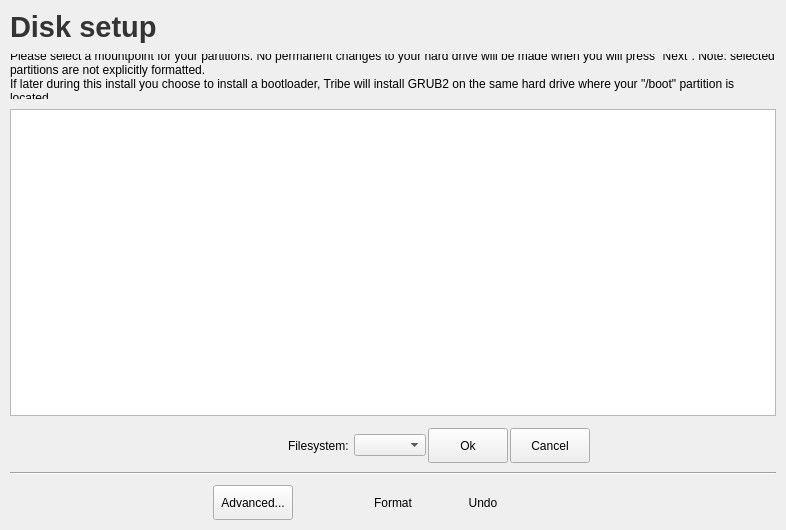
Qt form ui/pages/partition.ui (KdeOs/Tribe) before a commit.
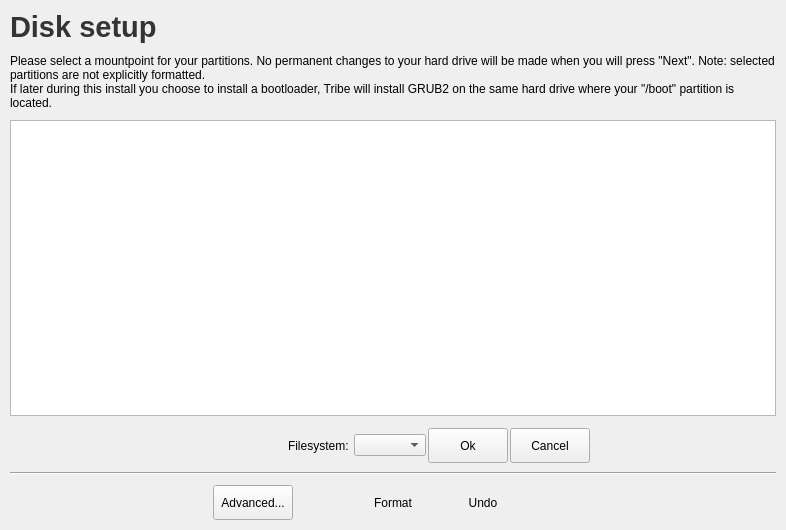
The same form after that commit. Custom widgets are drawn as their Qt base class.

Commit message: adjust main window size, remove shade from buttons, enlarge some widget windows

```diff
--- a/ui/pages/partition.ui
+++ b/ui/pages/partition.ui
@@ -51,12 +51,12 @@
      <property name="maximumSize">
       <size>
        <width>16777215</width>
-       <height>45</height>
+       <height>60</height>
       </size>
      </property>
      <property name="text">
       <string>Please select a mountpoint for your partitions. No permanent changes to your hard drive will be made when you will press &quot;Next&quot;. Note: selected partitions are not explicitly formatted.
-If later during this install you choose to install a bootloader, Tribe will install GRUB2 on the same hard drive where your &quot;/boot&quot; partition is located</string>
+If later during this install you choose to install a bootloader, Tribe will install GRUB2 on the same hard drive where your &quot;/boot&quot; partition is located.</string>
      </property>
      <property name="scaledContents">
       <bool>true</bool>
```
The commit also changes 3 other files.
